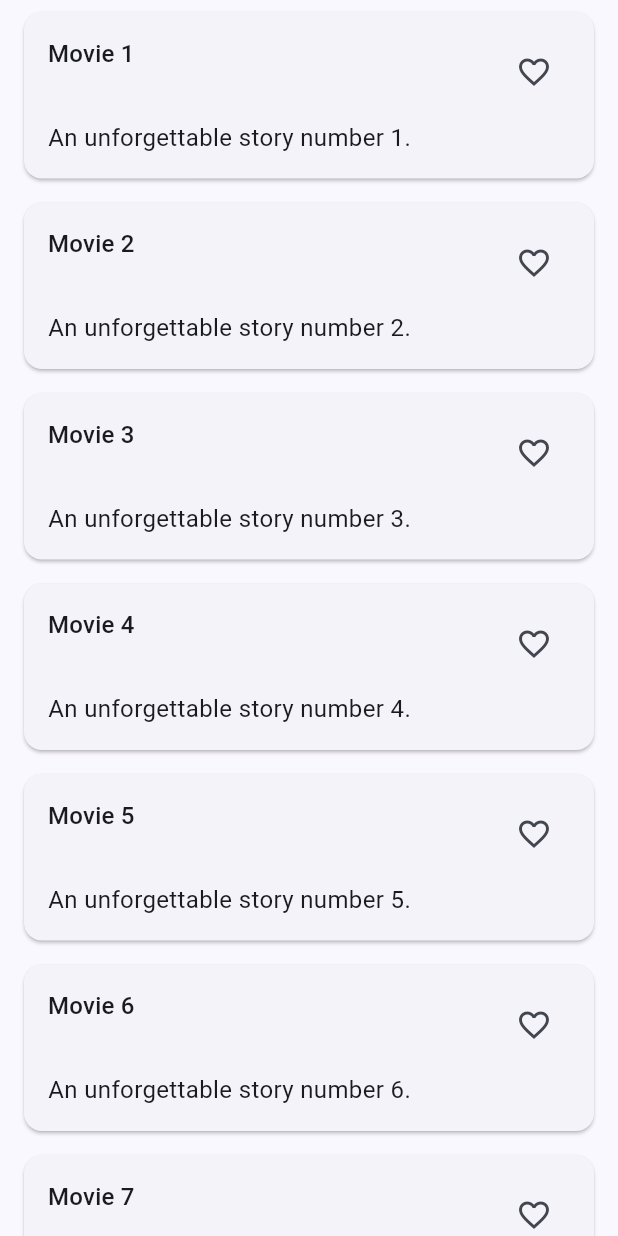
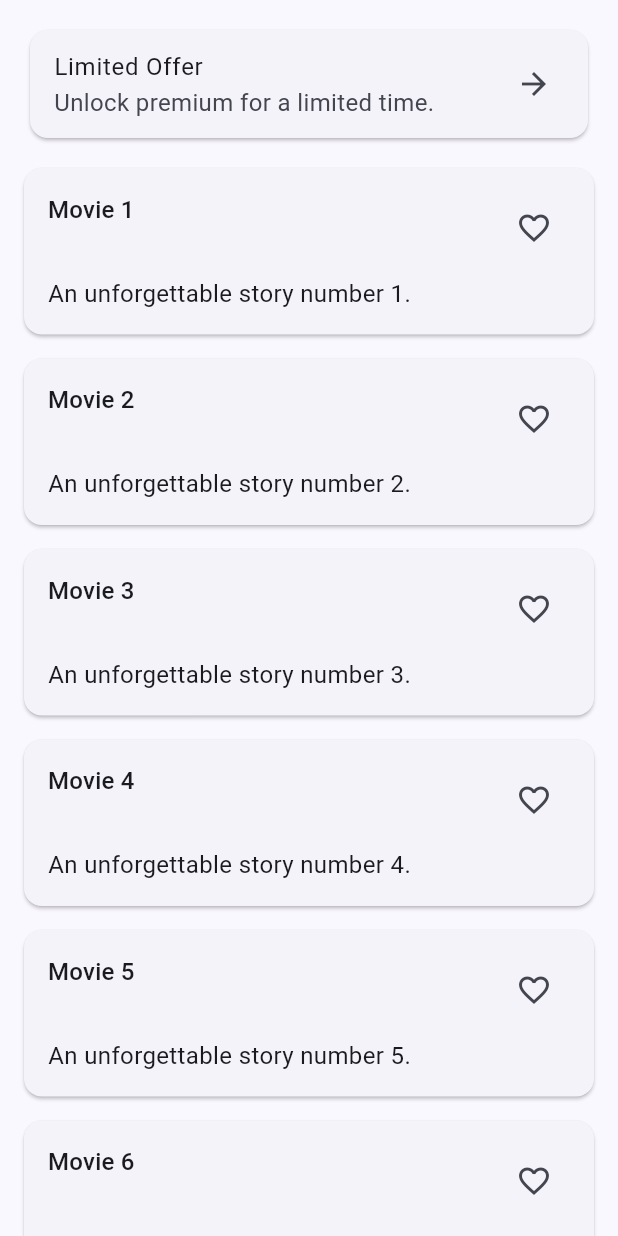
Before and after one commit to baraaan-k/shartflix, a Flutter app: the HomePage widget shown alone on an empty page, opened directly, on a phone screen of 412 x 824 dp. Run offline on Flutter 3.47's test engine with Material 3 defaults, Android fonts, the phone set to English and light mode, and no system bars; our stand-ins replace flutter_secure_storage, image_picker; accounts and stored records are empty.

Commit message:
feat: limited offer bottom sheet

```diff
--- a/lib/core/di/service_locator.dart
+++ b/lib/core/di/service_locator.dart
@@ -24,6 +24,7 @@ import '../../features/profile/domain/repositories/profile_repository.dart';
 import '../../features/profile/domain/usecases/get_profile_usecase.dart';
 import '../../features/profile/domain/usecases/set_avatar_usecase.dart';
 import '../../features/profile/presentation/bloc/profile_cubit.dart';
+import '../../features/offer/data/offer_flag_store.dart';
 
 class ServiceLocator {
   ServiceLocator._();
@@ -142,4 +143,7 @@ void setupDependencies() {
       setAvatarUseCase: sl.get<SetAvatarUseCase>(),
     ),
   );
+  sl.registerLazySingleton<OfferFlagStore>(
+    () => OfferFlagStore(),
+  );
 }
--- a/lib/features/home/presentation/pages/home_page.dart
+++ b/lib/features/home/presentation/pages/home_page.dart
@@ -6,6 +6,8 @@ import '../../../../core/di/service_locator.dart';
 import '../../../favorites/domain/entities/favorite_movie.dart';
 import '../../../favorites/presentation/bloc/favorites_cubit.dart';
 import '../../../favorites/presentation/bloc/favorites_state.dart';
+import '../../../offer/data/offer_flag_store.dart';
+import '../../../offer/presentation/limited_offer_sheet.dart';
 import '../../domain/usecases/get_movies_page_usecase.dart';
 import '../bloc/home_cubit.dart';
 import '../bloc/home_state.dart';
@@ -21,6 +23,7 @@ class HomePage extends StatefulWidget {
 class _HomePageState extends State<HomePage> {
   late final HomeCubit _cubit;
   late final FavoritesCubit _favoritesCubit;
+  late final OfferFlagStore _offerFlagStore;
   final ScrollController _scrollController = ScrollController();
   StreamSubscription<HomeState>? _subscription;
   StreamSubscription<FavoritesState>? _favoritesSubscription;
@@ -33,6 +36,7 @@ class _HomePageState extends State<HomePage> {
       ServiceLocator.instance.get<GetMoviesPageUseCase>(),
     );
     _favoritesCubit = ServiceLocator.instance.get<FavoritesCubit>();
+    _offerFlagStore = ServiceLocator.instance.get<OfferFlagStore>();
     _subscription = _cubit.stream.listen(_handleState);
     _favoritesSubscription = _favoritesCubit.stream.listen(_handleFavoritesState);
     _scrollController.addListener(_onScroll);
@@ -116,7 +120,8 @@ class _HomePageState extends State<HomePage> {
           );
         }
 
-        final itemCount = state.movies.length + (state.isLoadingMore ? 1 : 0);
+        final itemCount =
+            state.movies.length + (state.isLoadingMore ? 1 : 0) + 1;
 
         return StreamBuilder<FavoritesState>(
           initialData: _favoritesCubit.state,
@@ -133,7 +138,16 @@ class _HomePageState extends State<HomePage> {
                 ),
                 itemCount: itemCount,
                 itemBuilder: (context, index) {
-                  if (index >= state.movies.length) {
+                  if (index == 0) {
+                    return _LimitedOfferBanner(
+                      onTap: () async {
+                        await showLimitedOfferSheet(context);
+                        await _offerFlagStore.markOfferShown();
+                      },
+                    );
+                  }
+                  final movieIndex = index - 1;
+                  if (movieIndex >= state.movies.length) {
                     return const Padding(
                       padding: EdgeInsets.symmetric(vertical: 16),
                       child: Center(
@@ -145,7 +159,7 @@ class _HomePageState extends State<HomePage> {
                       ),
                     );
                   }
-                  final movie = state.movies[index];
+                  final movie = state.movies[movieIndex];
                   final isFavorite =
                       favoritesState.favoriteIds.contains(movie.id);
                   return MovieCard(
@@ -167,6 +181,27 @@ class _HomePageState extends State<HomePage> {
           },
         );
       },
+    );
+  }
+}
+
+class _LimitedOfferBanner extends StatelessWidget {
+  const _LimitedOfferBanner({required this.onTap});
+
+  final VoidCallback onTap;
+
+  @override
+  Widget build(BuildContext context) {
+    return Padding(
+      padding: const EdgeInsets.fromLTRB(16, 16, 16, 8),
+      child: Card(
+        child: ListTile(
+          title: const Text('Limited Offer'),
+          subtitle: const Text('Unlock premium for a limited time.'),
+          trailing: const Icon(Icons.arrow_forward),
+          onTap: onTap,
+        ),
+      ),
     );
   }
 }
```
Also changed, not shown: lib/app/app_shell.dart (+17 -0 lines), lib/features/offer/data/offer_flag_store.dart (added, +37 -0 lines), lib/features/offer/presentation/limited_offer_sheet.dart (added, +90 -0 lines).
